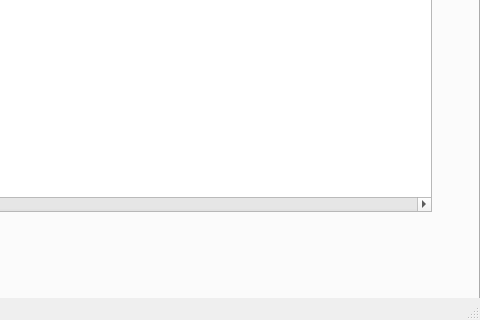
The window that GUI.ui (Luk117/WorldProyect) describes before a commit, drawn with Qt 5; both pictures show x 831 to 1311 and y 415 to 735 of the 1311 by 735 pixel window.
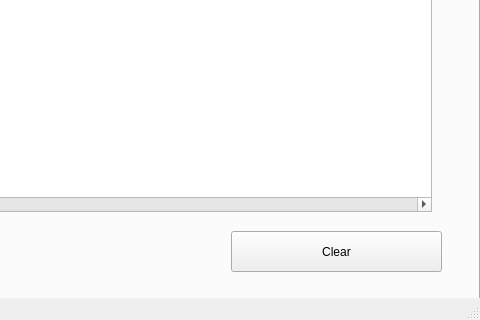
The same window after the commit. The open tabs and pages were chosen to show the change. Icons and pictures are not drawn.

Commit message: Clear agregado a busqueda

The edit to the form file:
```diff
--- a/GUI.ui
+++ b/GUI.ui
@@ -648,6 +648,19 @@
        <string>ID</string>
       </property>
      </widget>
+     <widget class="QPushButton" name="bt_clear_busqueda">
+      <property name="geometry">
+       <rect>
+        <x>1060</x>
+        <y>530</y>
+        <width>211</width>
+        <height>41</height>
+       </rect>
+      </property>
+      <property name="text">
+       <string>Clear</string>
+      </property>
+     </widget>
     </widget>
     <widget class="QWidget" name="agregarCampo">
      <attribute name="title">
```
Left out of the diff: 2 changed lines with no effect on the pictures. The commit also changes 2 other files.
